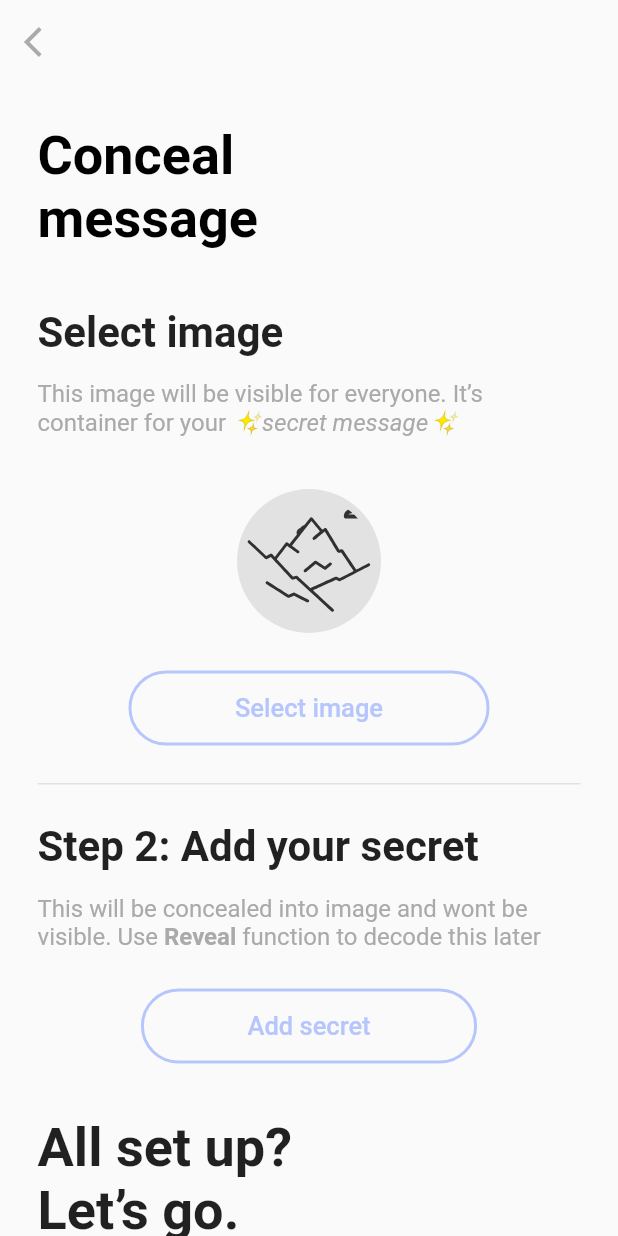
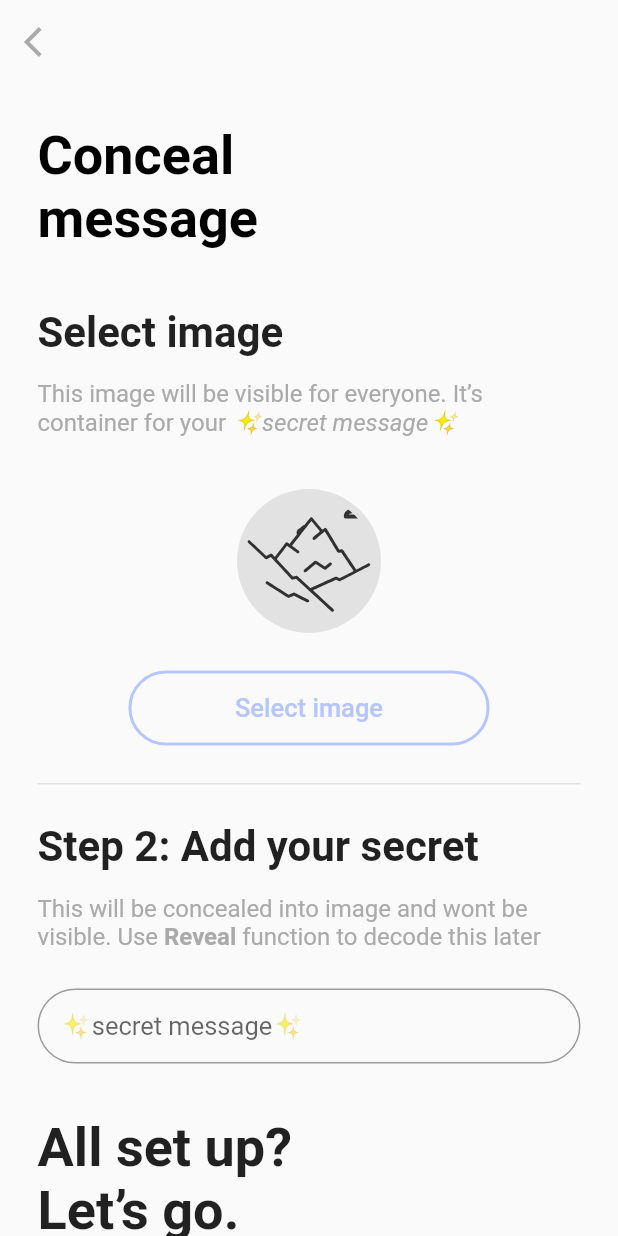
Before and after one commit to piekarskipiotr/stephanie, a Flutter app: the screen it shows after launch, after a tap on "Conceal", on a phone screen of 412 x 824 dp. Run offline on Flutter 3.47's test engine with Material 2 defaults, Android fonts, the phone set to English and light mode, and no system bars; our stand-ins replace file_picker, flutter_bloc, font_awesome_flutter, image_picker, lottie; generated files the repository leaves out were written again.

Commit message:
handle text field in conceal

```diff
--- a/lib/resources/l10n/app_en.arb
+++ b/lib/resources/l10n/app_en.arb
@@ -42,5 +42,6 @@
   "reveal_message" : "Reveal\nmessage",
   "reveal_pick_image_desc" : "Pick image thath conatins a ",
   "camera" : "Camera",
-  "gallery" : "Gallery"
+  "gallery" : "Gallery",
+  "secret_message_field" :  "✨secret message✨"
 }
--- a/lib/resources/l10n/app_pl.arb
+++ b/lib/resources/l10n/app_pl.arb
@@ -41,5 +41,6 @@
   "reveal_message" : "Ujawnij\nwiadomość",
   "reveal_pick_image_desc" : "Wybierz zdjęcie, które zawiera ",
   "camera" : "Aparat",
-  "gallery" : "Galeria"
+  "gallery" : "Galeria",
+  "secret_message_field" : "✨sekretna wiadomość✨"
 }
--- a/lib/screens/conceal_form/bloc/conceal_form_cubit.dart
+++ b/lib/screens/conceal_form/bloc/conceal_form_cubit.dart
@@ -11,4 +11,10 @@ class ConcealFormCubit extends Cubit<ConcealFormState> {
         ? LoadingContainerImageSucceeded(conceal.containerImage!)
         : LoadingContainerImageFailed());
   }
+
+  Future refreshSecret(Conceal conceal, String? secret) async {
+    emit(UpdatingSecret());
+    conceal.secret = secret;
+    emit(SecretUpdated());
+  }
 }
--- a/lib/screens/conceal_form/bloc/conceal_form_state.dart
+++ b/lib/screens/conceal_form/bloc/conceal_form_state.dart
@@ -28,3 +28,13 @@ class RefreshContainerImage extends ConcealFormState {
   @override
   String toString() => runtimeType.toString();
 }
+
+class UpdatingSecret extends ConcealFormState {
+  @override
+  String toString() => runtimeType.toString();
+}
+
+class SecretUpdated extends ConcealFormState {
+  @override
+  String toString() => runtimeType.toString();
+}
--- a/lib/screens/conceal_form/ui/conceal_form.dart
+++ b/lib/screens/conceal_form/ui/conceal_form.dart
@@ -1,6 +1,5 @@
 import 'dart:developer';
 import 'dart:io';
-
 import 'package:file_picker/file_picker.dart';
 import 'package:flutter/material.dart';
 import 'package:flutter_bloc/flutter_bloc.dart';
@@ -258,17 +257,35 @@ class ConcealForm extends StatelessWidget {
                     const SizedBox(
                       height: 25.0,
                     ),
-                    LongerOutlinedButton(
-                      text: getString(context).add_secret,
-                      onClick: () async {
-                        FilePickerResult? result = await FilePicker.platform
-                            .pickFiles(type: FileType.any);
-                        if (result != null) {
-                          conceal.secret = result.files.single.path;
-                        }
-                      },
-                      isLoading: false,
+                    TextFormField(
+                      autovalidateMode: AutovalidateMode.onUserInteraction,
+                      textInputAction: TextInputAction.done,
+                      onChanged: (secret) => context
+                          .read<ConcealFormCubit>()
+                          .refreshSecret(conceal, secret),
+                      style: const TextStyle(
+                        fontSize: 17.0,
                       ),
+                      maxLines: 1,
+                      decoration: InputDecoration(
+                        hintText: getString(context).secret_message_field,
+                        contentPadding: const EdgeInsets.all(15.0),
+                        border: OutlineInputBorder(
+                          borderRadius: BorderRadius.circular(26.0),
+                        ),
+                      ),
+                    ),
+                    // LongerOutlinedButton(
+                    //   text: getString(context).add_secret,
+                    //   onClick: () async {
+                    //     FilePickerResult? result = await FilePicker.platform
+                    //         .pickFiles(type: FileType.any);
+                    //     if (result != null) {
+                    //       conceal.secret = result.files.single.path;
+                    //     }
+                    //   },
+                    //   isLoading: false,
+                    // ),
                     const SizedBox(
                       height: 35.0,
                     ),
@@ -286,10 +303,13 @@ class ConcealForm extends StatelessWidget {
                     const SizedBox(
                       height: 35.0,
                     ),
-                    LongerButton(
+                    BlocBuilder<ConcealFormCubit, ConcealFormState>(
+                      builder: (context, state) {
+                        return LongerButton(
                           text: getString(context).conceal,
                           onClick: (conceal.containerImage != null &&
-                              conceal.secret != null)
+                                  (conceal.secret != null &&
+                                      conceal.secret?.trim() != ''))
                               ? () {
                                   log(conceal.toString());
                                 }
@@ -299,11 +319,16 @@ class ConcealForm extends StatelessWidget {
                               .elevatedButtonTheme
                               .style!
                               .copyWith(
-                            backgroundColor: (conceal.containerImage != null &&
-                                    conceal.secret != null)
-                                ? MaterialStateProperty.all(AppColors.primary)
+                                backgroundColor: (conceal.containerImage !=
+                                            null &&
+                                        (conceal.secret != null &&
+                                            conceal.secret?.trim() != ''))
+                                    ? MaterialStateProperty.all(
+                                        AppColors.primary)
                                     : MaterialStateProperty.all(AppColors.gray),
                               ),
+                        );
+                      },
                     ),
                     const SizedBox(
                       height: 25.0,
--- a/pubspec.yaml
+++ b/pubspec.yaml
@@ -22,6 +22,7 @@ dependencies:
   image_picker: ^0.8.4+5
   gallery_saver: ^2.3.2
   file_picker: ^4.3.3
+  encrypt: ^5.0.1
 
 dev_dependencies:
   flutter_test:
```
Also changed, not shown: pubspec.lock. Lines whose indentation alone changed are shown as unchanged.
